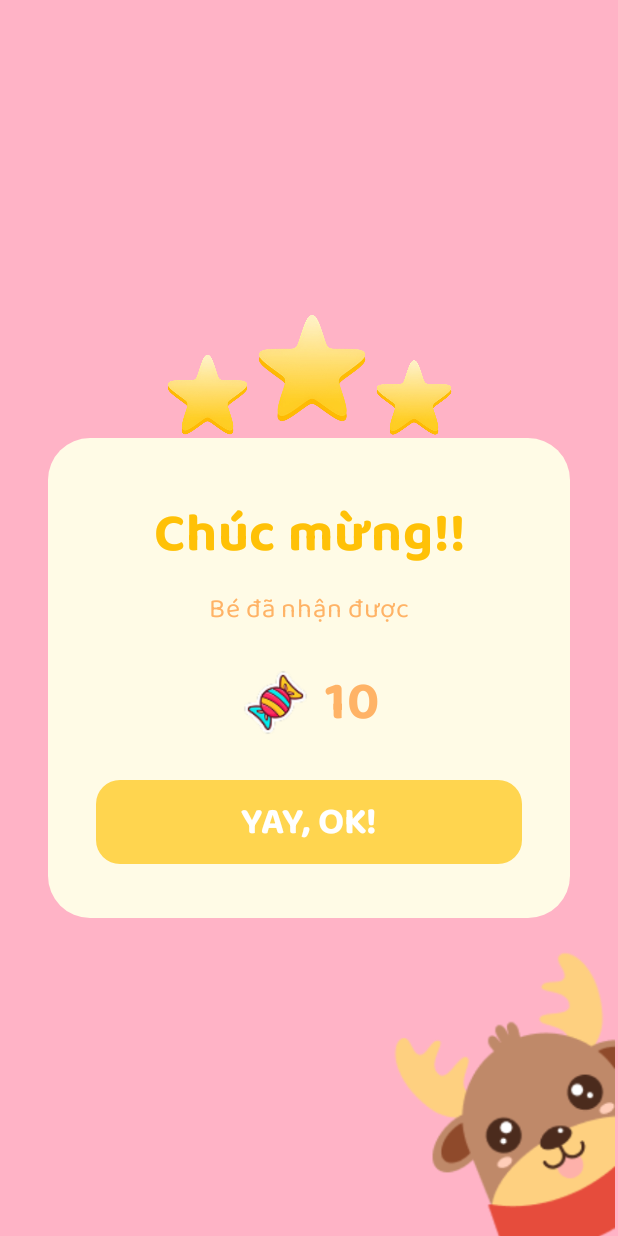
After one commit to tuyetluong259/BabiLing, an Android app built with Jetpack Compose: the RatingScreen screen opened through its navigation route, on a phone screen of 412 x 824 dp. The commit adds this screen. Run offline under Robolectric (Android 15) with nearby library versions, the phone set to English and light mode, and no system bars; our stand-ins replace Firebase (no records; nobody signed in at launch, a user with empty details on screens opened directly).

Commit message:
feat: Thêm màn hình RatingScreen và SettingScreen + refactor(app): logic điều hướng

```diff
--- a/app/src/main/java/com/example/babiling/MainActivity.kt
+++ b/app/src/main/java/com/example/babiling/MainActivity.kt
@@ -25,6 +25,8 @@ import com.example.babiling.ui.screens.topic.TopicSelectionScreen
 import com.example.babiling.ui.screens.topic.progress.ProgressScreen
 import com.example.babiling.ui.screens.topic.quiz.QuizScreen
 import com.example.babiling.ui.screens.topic.learn.LearnScreen
+import com.example.babiling.ui.screens.rating.RatingScreen
+import com.example.babiling.ui.screens.settings.SettingsScreen
 import com.example.babiling.ui.theme.BabiLingTheme
 import com.google.firebase.FirebaseApp
 
@@ -55,7 +57,6 @@ fun AppNavigation() {
         navController = navController,
         startDestination = Screen.Splash.route
     ) {
-        // --- CÁC MÀN HÌNH ĐIỀU HƯỚNG CƠ BẢN (Không thay đổi) ---
         composable(Screen.Splash.route) {
             SplashScreen(navController)
         }
@@ -96,7 +97,6 @@ fun AppNavigation() {
             ChooseAgeScreen(
                 onNavigateToHome = {
                     navController.navigate(Screen.Home.route) {
-                        // popUpTo đầu tiên để xóa tất cả màn hình trước đó khỏi back stack
                         popUpTo(navController.graph.startDestinationId) { inclusive = true }
                     }
                 },
@@ -107,21 +107,15 @@ fun AppNavigation() {
             HomeScreen(navController = navController)
         }
 
-        // --- CÁC MÀN HÌNH CHỦ ĐỀ ĐÃ ĐƯỢC CẬP NHẬT ---
-
-        // 1. Màn hình chọn chủ đề
         composable(Screen.TopicSelect.route) {
             TopicSelectionScreen(
                 onNavigateBack = { navController.popBackStack() },
                 onTopicSelected = { topic: Topic ->
-                    // ✨ SỬ DỤNG HÀM TRỢ GIÚP ĐỂ ĐIỀU HƯỚNG AN TOÀN
                     navController.navigate(Screen.learnWithTopic(topic.id))
                 }
             )
         }
 
-        // ✨✨✨ PHẦN ĐÃ SỬA ✨✨✨
-        // 2. Màn hình HỌC (Dùng chung cho tất cả chủ đề)
         composable(
             route = Screen.LearnRoute,
             arguments = listOf(navArgument("topicId") { type = NavType.StringType })
@@ -130,11 +124,9 @@ fun AppNavigation() {
             LearnScreen(
                 topicId = topicId,
                 onBack = { navController.popBackStack() }
-                // Đã xóa onOpenQuiz và onOpenProgress vì LearnScreen không còn cần chúng nữa
             )
         }
 
-        // 3. Màn hình ÔN TẬP (Dùng chung cho tất cả chủ đề)
         composable(
             route = Screen.QuizRoute,
             arguments = listOf(navArgument("topicId") { type = NavType.StringType })
@@ -146,7 +138,6 @@ fun AppNavigation() {
             )
         }
 
-        // 4. Màn hình TIẾN ĐỘ (Dùng chung cho tất cả chủ đề)
         composable(
             route = Screen.ProgressRoute,
             arguments = listOf(navArgument("topicId") { type = NavType.StringType })
@@ -157,5 +148,16 @@ fun AppNavigation() {
                 onBack = { navController.popBackStack() }
             )
         }
+
+        composable(Screen.Rating.route) {
+            RatingScreen(
+                points = 10,
+                navController = navController
+            )
+        }
+
+        composable(Screen.Settings.route) {
+            SettingsScreen(navController = navController)
+        }
     }
 }
--- /dev/null
+++ b/app/src/main/java/com/example/babiling/ui/screens/rating/RatingScreen.kt
@@ -0,0 +1,179 @@
+package com.example.babiling.ui.screens.rating
+
+import androidx.compose.foundation.Image
+import androidx.compose.foundation.background
+import androidx.compose.foundation.layout.*
+import androidx.compose.foundation.shape.RoundedCornerShape
+import androidx.compose.material3.Button
+import androidx.compose.material3.ButtonDefaults
+import androidx.compose.material3.Text
+import androidx.compose.runtime.Composable
+import androidx.compose.ui.Alignment
+import androidx.compose.ui.Modifier
+import androidx.compose.ui.graphics.Color
+import androidx.compose.ui.res.painterResource
+import androidx.compose.ui.text.font.FontWeight
+import androidx.compose.ui.text.style.TextAlign
+import androidx.compose.ui.unit.dp
+import androidx.compose.ui.unit.sp
+import androidx.compose.ui.tooling.preview.Preview
+import androidx.navigation.NavController
+import androidx.navigation.compose.rememberNavController
+import com.example.babiling.R
+import com.example.babiling.ui.theme.BalooThambi2Family
+
+@Composable
+fun RatingScreen(
+    points: Int = 10,
+    navController: NavController
+) {
+    val BackgroundPink = Color(0xFFFFB3C6)
+    val YellowHighlight = Color(0xFFFFC107)
+    val DarkOrange = Color(0xFFFFB366)
+    val CreamWhite = Color(0xFFFFFBE6)
+    val ButtonYellow = Color(0xFFFFD54F)
+
+    Box(
+        modifier = Modifier
+            .fillMaxSize()
+            .background(BackgroundPink)
+    ) {
+        Column(
+            modifier = Modifier
+                .fillMaxSize()
+                .padding(horizontal = 32.dp),
+            horizontalAlignment = Alignment.CenterHorizontally,
+            verticalArrangement = Arrangement.Center
+        ) {
+            Row(
+                horizontalArrangement = Arrangement.Center,
+                verticalAlignment = Alignment.Bottom,
+                modifier = Modifier.padding(bottom = 0.dp)
+            ) {
+                Image(
+                    painter = painterResource(id = R.drawable.star_big),
+                    contentDescription = "Star",
+                    modifier = Modifier.size(60.dp)
+                )
+
+                Spacer(modifier = Modifier.width(0.dp))
+
+                Image(
+                    painter = painterResource(id = R.drawable.star_big),
+                    contentDescription = "Star",
+                    modifier = Modifier
+                        .size(80.dp)
+                        .offset(y = (-8).dp)
+                )
+
+                Spacer(modifier = Modifier.width(0.dp))
+
+                Image(
+                    painter = painterResource(id = R.drawable.star_big),
+                    contentDescription = "Star",
+                    modifier = Modifier.size(56.dp)
+                )
+            }
+
+            Box(
+                modifier = Modifier
+                    .fillMaxWidth()
+                    .background(
+                        color = CreamWhite,
+                        shape = RoundedCornerShape(28.dp)
+                    )
+                    .padding(horizontal = 32.dp, vertical = 36.dp),
+                contentAlignment = Alignment.Center
+            ) {
+                Column(
+                    horizontalAlignment = Alignment.CenterHorizontally
+                ) {
+                    Text(
+                        text = "Chúc mừng!!",
+                        fontSize = 36.sp,
+                        fontWeight = FontWeight.Bold,
+                        fontFamily = BalooThambi2Family,
+                        color = YellowHighlight,
+                        textAlign = TextAlign.Center
+                    )
+
+                    Spacer(modifier = Modifier.height(8.dp))
+
+                    Text(
+                        text = "Bé đã nhận được",
+                        fontSize = 18.sp,
+                        color = DarkOrange,
+                        fontFamily = BalooThambi2Family,
+                        textAlign = TextAlign.Center
+                    )
+
+                    Spacer(modifier = Modifier.height(20.dp))
+
+                    Row(
+                        verticalAlignment = Alignment.CenterVertically,
+                        horizontalArrangement = Arrangement.Center
+                    ) {
+                        Image(
+                            painter = painterResource(id = R.drawable.candy),
+                            contentDescription = "Candy",
+                            modifier = Modifier.size(50.dp)
+                        )
+
+                        Spacer(modifier = Modifier.width(8.dp))
+
+                        Text(
+                            text = points.toString(),
+                            fontSize = 36.sp,
+                            fontWeight = FontWeight.Bold,
+                            fontFamily = BalooThambi2Family,
+                            color = DarkOrange
+                        )
+                    }
+
+                    Spacer(modifier = Modifier.height(24.dp))
+
+                    Button(
+                        onClick = {
+                            navController.navigate("topic_screen1") {
+                                popUpTo("rating_screen") { inclusive = true }
+                            }
+                        },
+                        modifier = Modifier
+                            .fillMaxWidth()
+                            .height(56.dp),
+                        colors = ButtonDefaults.buttonColors(
+                            containerColor = ButtonYellow
+                        ),
+                        shape = RoundedCornerShape(16.dp)
+                    ) {
+                        Text(
+                            text = "YAY, OK!",
+                            fontSize = 25.sp,
+                            fontWeight = FontWeight.Bold,
+                            fontFamily = BalooThambi2Family,
+                            color = Color.White
+                        )
+                    }
+                }
+            }
+        }
+
+        Image(
+            painter = painterResource(id = R.drawable.decor5),
+            contentDescription = "Mascot",
+            modifier = Modifier
+                .size(250.dp)
+                .align(Alignment.BottomEnd)
+                .offset(x = 40.dp, y = 50.dp)
+        )
+    }
+}
+
+@Preview(showBackground = true)
+@Composable
+fun RatingScreenPreview() {
+    RatingScreen(
+        points = 10,
+        navController = rememberNavController()
+    )
+}
```
Also changed, not shown: app/src/main/java/com/example/babiling/ui/screens/home/HomeScreen.kt (+12 -17 lines), app/src/main/java/com/example/babiling/ui/screens/settings/SettingsScreen.kt (added, +198 -0 lines), app/src/main/res/drawable/star_big.png (added).
